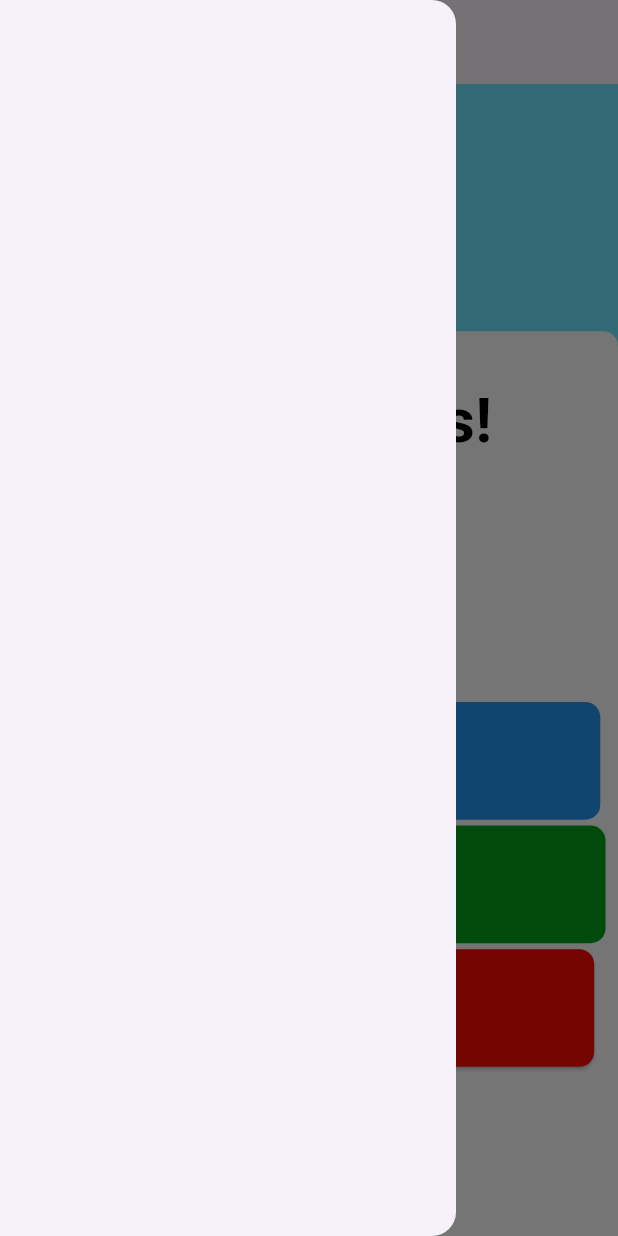
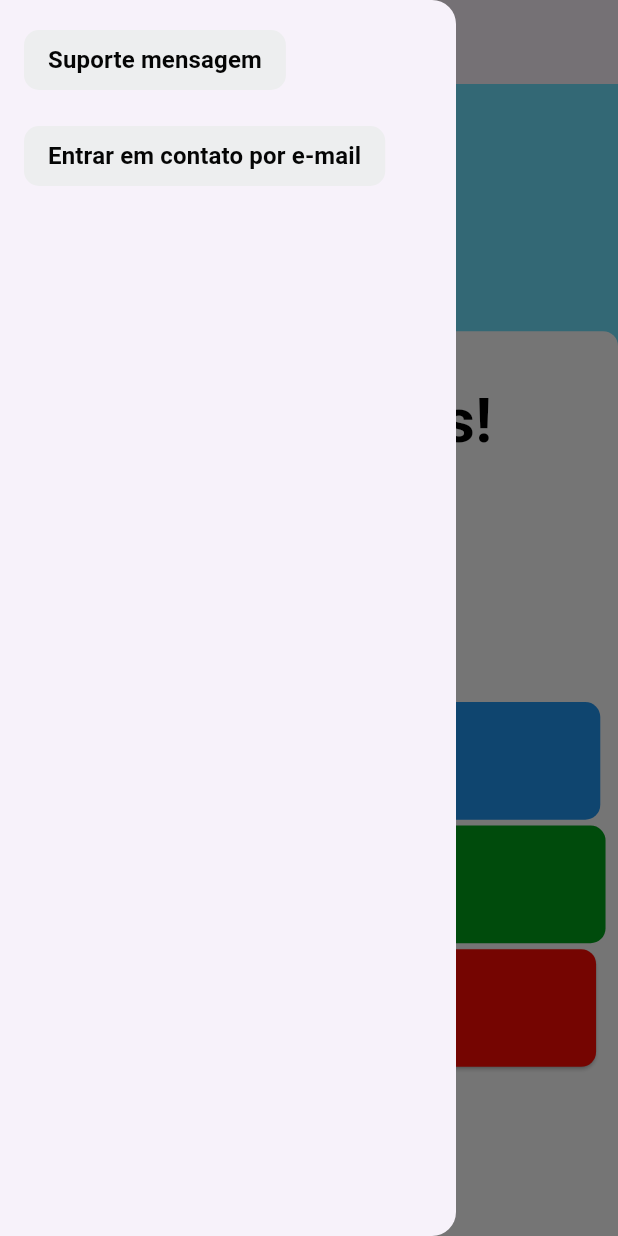
Before and after one commit to leoduarte2005/APP-CAA, a Flutter app: the screen it shows after launch, with the side drawer open, on a phone screen of 412 x 824 dp. Run offline on Flutter 3.47's test engine with Material 3 defaults, Android fonts, the phone set to English and light mode, and no system bars.

Commit message:
atualização do drawer

```diff
--- a/flutter_application_1/lib/BoasVindas.dart
+++ b/flutter_application_1/lib/BoasVindas.dart
@@ -15,7 +15,68 @@ class BoasVindas extends StatelessWidget {
       debugShowCheckedModeBanner: false,
       home: Scaffold(
         appBar: AppBar(),
-        drawer: Drawer(child: Text('')),
+        drawer: Drawer(
+          child: Column(
+            crossAxisAlignment: CrossAxisAlignment.stretch,
+            children: [
+              Container(
+                alignment: Alignment.centerLeft,
+                padding: EdgeInsets.only(left: 16, top: 16),
+                child: TextButton(
+                  onPressed: () {
+                    print('botão "Suporte por e-mail" clicado');
+                    // Adicione aqui o código para lidar com o clique do botão "Suporte por e-mail"
+                  },
+                  child: Text(
+                    'Suporte mensagem',
+                    style: TextStyle(
+                      fontSize: 16,
+                      fontWeight: FontWeight.bold,
+                      color: Color(0xff050505),
+                    ),
+                  ),
+                  style: TextButton.styleFrom(
+                    backgroundColor: Color(0xffedeeef),
+                    padding: EdgeInsets.symmetric(vertical: 8, horizontal: 16),
+                    shape: RoundedRectangleBorder(
+                      borderRadius: BorderRadius.circular(10),
+                    ),
+                  ),
+                ),
+              ),
+              SizedBox(height: 16), // Espaçamento entre os botões
+              Container(
+                alignment: Alignment.centerLeft,
+                padding: EdgeInsets.only(left: 16),
+                child: TextButton(
+                  onPressed: () {
+                    print('botão "Entrar em contato" clicado');
+                    // Adicione aqui o código para lidar com o clique do botão "Entrar em contato"
+                  },
+                  child: Text(
+                    'Entrar em contato por e-mail',
+                    style: TextStyle(
+                      fontSize: 16,
+                      fontWeight: FontWeight.bold,
+                      color: Color(0xff050505),
+                    ),
+                  ),
+                  style: TextButton.styleFrom(
+                    backgroundColor: Color(0xffedeeef),
+                    padding: EdgeInsets.symmetric(vertical: 8, horizontal: 16),
+                    shape: RoundedRectangleBorder(
+                      borderRadius: BorderRadius.circular(10),
+                    ),
+                  ),
+                ),
+              ),
+              SizedBox(
+                  height:
+                      16), // Adicione um espaço entre os botões e outros itens do Drawer
+              // Aqui você pode adicionar outros itens do Drawer, se necessário
+            ],
+          ),
+        ),
         backgroundColor: Colors.white,
         body: Stack(
           children: <Widget>[
@@ -126,7 +187,7 @@ class BoasVindas extends StatelessWidget {
                   print('Botão de email pressionado');
                 },
                 child: Text(
-                  'entre com email',
+                  'Entre com Google',
                   style: TextStyle(
                     fontSize: MediaQuery.of(context).size.width * 0.05,
                     fontWeight: FontWeight.bold,
@@ -136,7 +197,7 @@ class BoasVindas extends StatelessWidget {
                 style: ElevatedButton.styleFrom(
                   backgroundColor: Color(0xffff0b02),
                   padding: EdgeInsets.symmetric(
-                    horizontal: MediaQuery.of(context).size.width * 0.285,
+                    horizontal: MediaQuery.of(context).size.width * 0.268,
                     vertical: MediaQuery.of(context).size.height * 0.030,
                   ),
                   shape: RoundedRectangleBorder(
```
